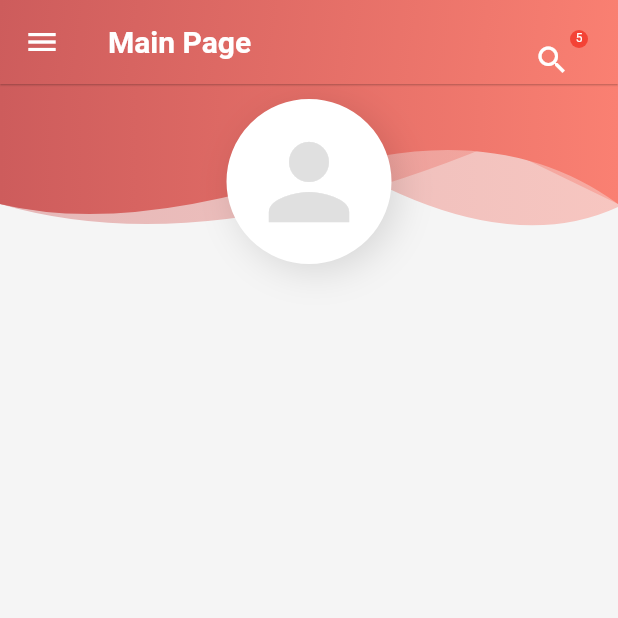
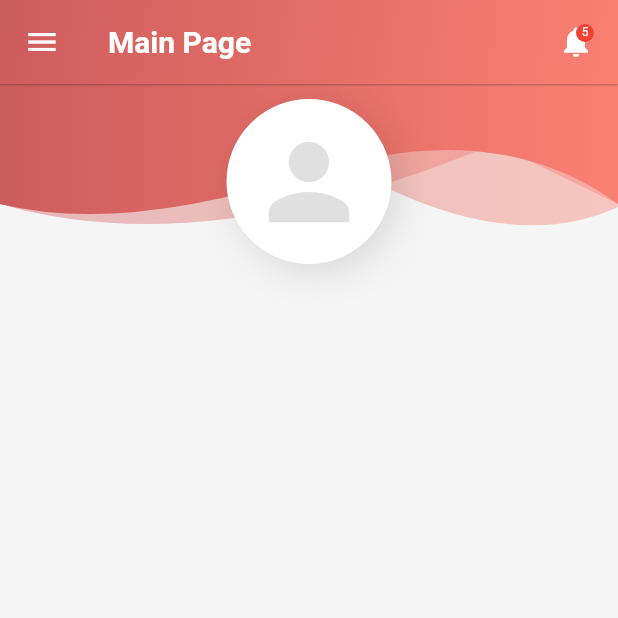
Before and after one commit to KritikVizGenc/m2m_flutter_main, a Flutter app: the MainPage screen opened directly, on a phone screen of 412 x 824 dp, the top half of it. Run offline on Flutter 3.47's test engine with Material 2 defaults, Android fonts, the phone set to English and light mode, and no system bars; our stand-ins replace font_awesome_flutter, hexcolor.

```diff
--- a/lib/pages/main_page.dart
+++ b/lib/pages/main_page.dart
@@ -1,15 +1,11 @@
-import 'dart:html';
-
 import 'package:flutter/cupertino.dart';
 import 'package:flutter/material.dart';
 import 'package:flutter/services.dart';
-import 'package:m2m_flutter_main/main.dart';
+import 'package:m2m_flutter_main/pages/mentee_page.dart';
+import 'package:m2m_flutter_main/pages/mentor_page.dart';
 import 'login_page.dart';
-import 'mentee_page.dart';
 import 'splash_screen.dart';
 import 'widgets/header_widget.dart';
-import '../common/drawer.dart';
-import 'package:m2m_flutter_main/main.dart';
 
 import 'registiration_page.dart';
 
@@ -22,8 +18,9 @@ class MainPage extends StatefulWidget{
 }
 
 class _MainPageState extends State<MainPage>{
-   double  _drawerIconSize = 24;
+  double  _drawerIconSize = 24;
   double _drawerFontSize = 17;
+
   @override
   Widget build(BuildContext context) {
     return Scaffold(
@@ -44,18 +41,10 @@ class _MainPageState extends State<MainPage>{
         ),
         actions: [
           Container(
-            margin: EdgeInsets.only( top: 20, right: 20,),
+            margin: EdgeInsets.only( top: 16, right: 16,),
             child: Stack(
               children: <Widget>[
-               IconButton(
-                    icon: const Icon(Icons.search),
-
-                    onPressed: () {
-                      showSearch(context: context,
-                      delegate: MySearchDelegate()
-                      );
-                    },
-                  ),
+                Icon(Icons.notifications),
                 Positioned(
                   right: 0,
                   child: Container(
@@ -70,7 +59,7 @@ class _MainPageState extends State<MainPage>{
           )
         ],
       ),
- drawer: Drawer(
+  drawer: Drawer(
         child: Container(
           decoration:BoxDecoration(
               gradient: LinearGradient(
@@ -118,7 +107,7 @@ class _MainPageState extends State<MainPage>{
                     child: Icon(Icons.person, size: 45, color: Colors.grey.shade300,),
 
                   ),
-                   Text('\nName Surname', style: TextStyle(fontSize: 26, color: Theme.of(context).colorScheme.onPrimary),),
+                   Text('\nHome', style: TextStyle(fontSize: 26, color: Theme.of(context).colorScheme.onPrimary),),
 
 
 
@@ -157,7 +146,7 @@ class _MainPageState extends State<MainPage>{
                 title: Text('Mentors', style: TextStyle(fontSize: _drawerFontSize, color: Theme.of(context).colorScheme.secondary),
                 ),
                 onTap: () {
-                  Navigator.push(context, MaterialPageRoute(builder: (context) => LoginPage()),);
+                  Navigator.push(context, MaterialPageRoute(builder: (context) => MentorPage()),);
                 },
               ),
 
@@ -165,7 +154,7 @@ class _MainPageState extends State<MainPage>{
                 leading: Icon(Icons.people_alt, size: _drawerIconSize,color: Theme.of(context).colorScheme.secondary),
                 title: Text('Mentees',style: TextStyle(fontSize: _drawerFontSize,color: Theme.of(context).colorScheme.secondary),),
                 onTap: () {
-                  Navigator.push(context, MaterialPageRoute(builder: (context) => RegistrationPage()),);
+                  Navigator.push(context, MaterialPageRoute(builder: (context) => MenteePage()),);
                 },
               ),
 
@@ -197,7 +186,6 @@ class _MainPageState extends State<MainPage>{
         ),
       ),
       body: SingleChildScrollView(
-
         child: Stack(
           children: [
             Container(height: 100, child: HeaderWidget(100,false,Icons.house_rounded),),
@@ -292,28 +280,6 @@ class _MainPageState extends State<MainPage>{
           ],
         ),
       ),
-      bottomNavigationBar: BottomNavigationBar(
-    items: const <BottomNavigationBarItem>[
-
-      BottomNavigationBarItem(
-        icon: Icon(Icons.home),
-
-        label: 'Home',
-      ),
-      BottomNavigationBarItem(
-        icon: Icon(Icons.favorite),
-        label: 'Favorite',
-      ),
-      BottomNavigationBarItem(
-        icon: Icon(Icons.notifications),
-        label: 'Notifications',
-      ),
-      BottomNavigationBarItem(
-        icon: Icon(Icons.chat),
-        label: 'Chats',
-      ),
-    ],
-  ),
     );
   }
 
```
